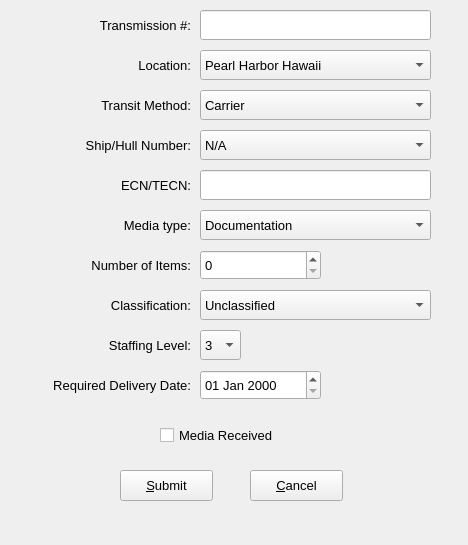
Old version of the form frmadddelivery.ui in the repository chhimichanga/deliveryqueue.
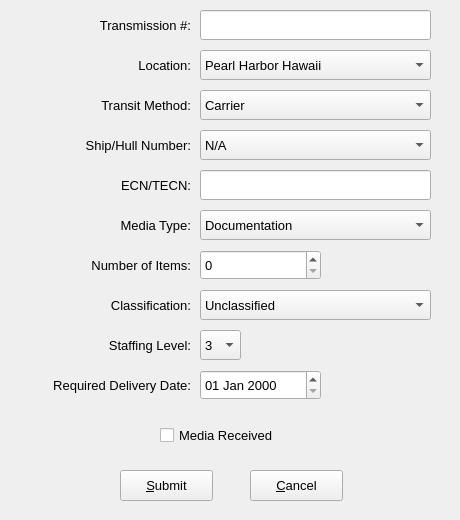
New version of the form.

Patch:
```diff
--- a/frmadddelivery.ui
+++ b/frmadddelivery.ui
@@ -9,8 +9,8 @@
    <rect>
     <x>0</x>
     <y>0</y>
-    <width>468</width>
-    <height>545</height>
+    <width>460</width>
+    <height>520</height>
    </rect>
   </property>
   <property name="windowTitle">
@@ -49,7 +49,7 @@
     </font>
    </property>
    <property name="text">
-    <string>Media type:</string>
+    <string>Media Type:</string>
    </property>
    <property name="alignment">
     <set>Qt::AlignRight|Qt::AlignTrailing|Qt::AlignVCenter</set>
```
